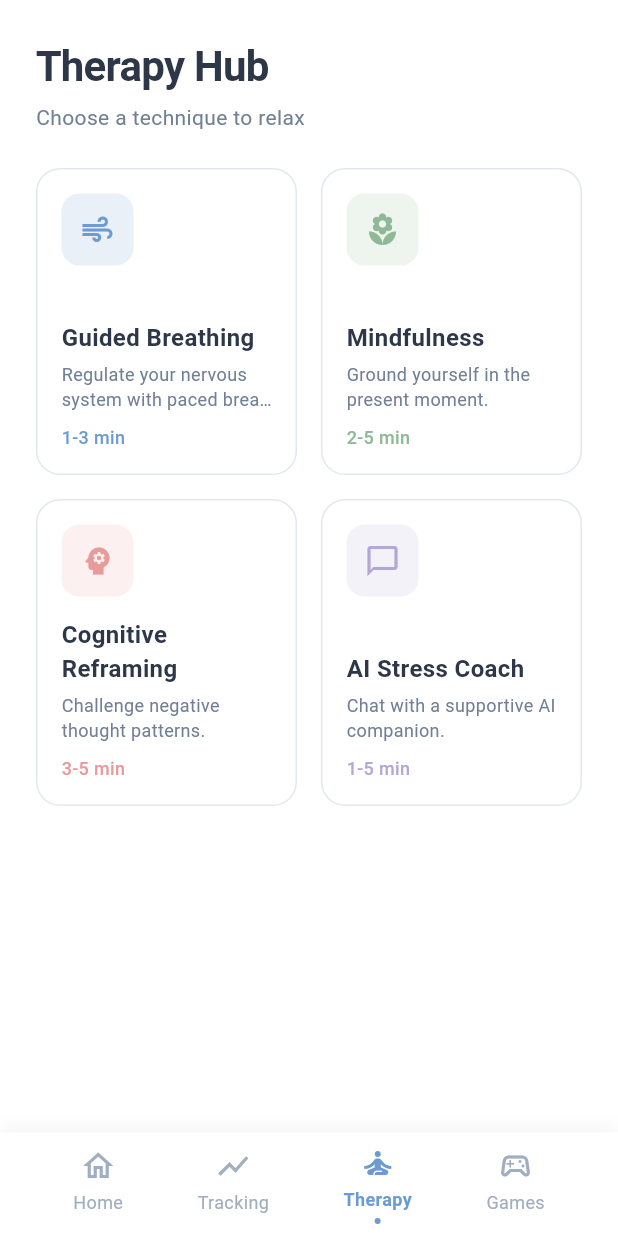
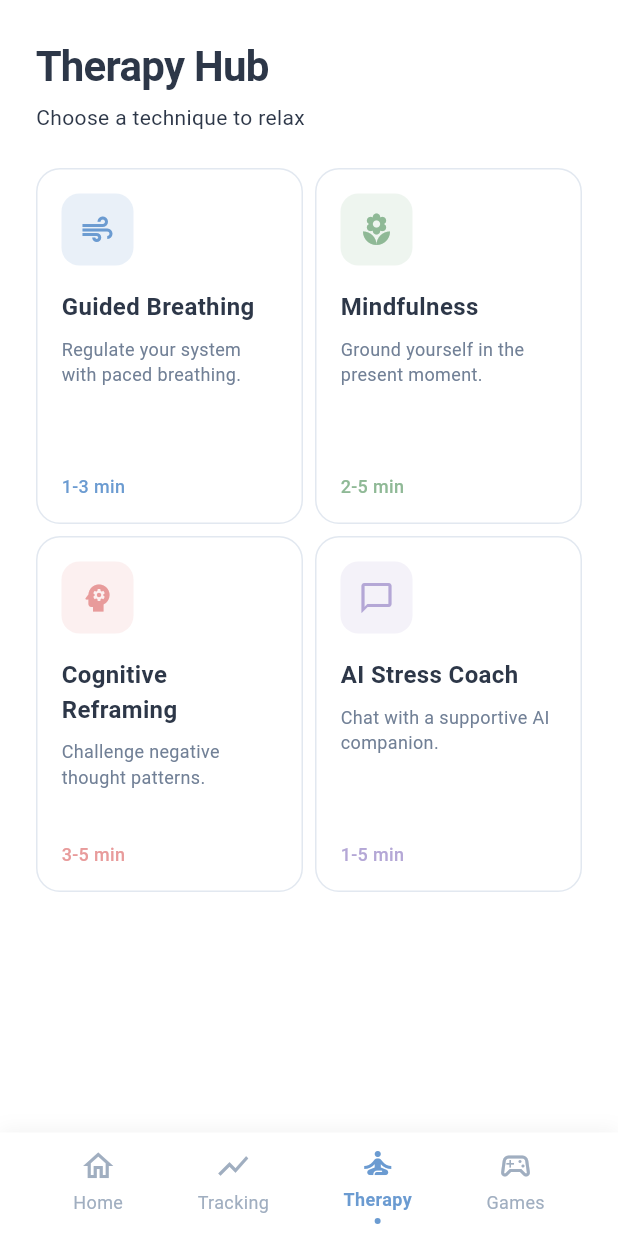
Before and after one commit to JHyeon0915/CalmTrace, a Flutter app: the screen it shows once a user with an empty profile is signed in, item 3 of the bottom bar chosen, on a phone screen of 412 x 824 dp. Run offline on Flutter 3.47's test engine with Material 3 defaults, Android fonts, the phone set to English and light mode, and no system bars; our stand-ins replace audioplayers, firebase_auth, firebase_core, flutter_dotenv, shared_preferences; accounts and stored records are empty; network calls fail; Roboto replaces fonts that are missing (SF Pro Display).

Commit message:
style: reflect feedback - font color

```diff
--- a/frontend/lib/screens/dashboard_screen.dart
+++ b/frontend/lib/screens/dashboard_screen.dart
@@ -183,12 +183,7 @@ class _DashboardScreenState extends State<DashboardScreen> {
           children: [
             Text('Hi, $name', style: AppTextStyles.h2),
             const SizedBox(height: 4),
-            Text(
-              'Ready to find your calm?',
-              style: AppTextStyles.bodyMedium.copyWith(
-                color: AppColors.textSecondary,
-              ),
-            ),
+            Text('Ready to find your calm?', style: AppTextStyles.bodyMedium),
           ],
         ),
         GestureDetector(
@@ -300,7 +295,7 @@ class _DashboardScreenState extends State<DashboardScreen> {
                   vertical: AppSpacing.xs,
                 ),
                 decoration: BoxDecoration(
-                  color: AppColors.stressLow.withOpacity(0.15),
+                  color: AppColors.stressLow.withValues(alpha: 0.15),
                   borderRadius: AppRadius.roundBorder,
                 ),
                 child: Text(
@@ -353,12 +348,6 @@ class _DashboardScreenState extends State<DashboardScreen> {
                         fontWeight: FontWeight.bold,
                       ),
                     ),
-                    Text(
-                      'Low Stress',
-                      style: AppTextStyles.bodyMedium.copyWith(
-                        color: AppColors.textSecondary,
-                      ),
-                    ),
                   ],
                 ),
               ],
@@ -368,16 +357,10 @@ class _DashboardScreenState extends State<DashboardScreen> {
           Row(
             mainAxisAlignment: MainAxisAlignment.spaceBetween,
             children: [
-              Text(
-                'AI Confidence',
-                style: AppTextStyles.bodySmall.copyWith(
-                  color: AppColors.textSecondary,
-                ),
-              ),
+              Text('AI Confidence', style: AppTextStyles.bodyMedium),
               Text(
                 '92 %',
-                style: AppTextStyles.bodySmall.copyWith(
-                  color: AppColors.textSecondary,
+                style: AppTextStyles.bodyMedium.copyWith(
                   fontWeight: FontWeight.w600,
                 ),
               ),
@@ -403,7 +386,7 @@ class _DashboardScreenState extends State<DashboardScreen> {
               Text(
                 'Trending down from yesterday',
                 style: AppTextStyles.bodySmall.copyWith(
-                  color: AppColors.textSecondary,
+                  color: AppColors.textPrimary,
                 ),
               ),
             ],
@@ -426,7 +409,7 @@ class _DashboardScreenState extends State<DashboardScreen> {
                   width: 24,
                   height: 24,
                   decoration: BoxDecoration(
-                    color: AppColors.primary.withOpacity(0.1),
+                    color: AppColors.primary.withValues(alpha: 0.1),
                     shape: BoxShape.circle,
                   ),
                   child: Icon(
@@ -510,7 +493,7 @@ class _DashboardScreenState extends State<DashboardScreen> {
               width: 40,
               height: 40,
               decoration: BoxDecoration(
-                color: iconColor.withOpacity(0.1),
+                color: iconColor.withValues(alpha: 0.1),
                 borderRadius: AppRadius.smBorder,
               ),
               child: Icon(icon, color: iconColor, size: 20),
@@ -578,16 +561,9 @@ class _DashboardScreenState extends State<DashboardScreen> {
               style: AppTextStyles.bodySmall,
               children: [
                 TextSpan(
-                  text: 'Try this: ',
-                  style: TextStyle(
-                    color: AppColors.stressLow,
-                    fontWeight: FontWeight.w600,
-                  ),
-                ),
-                TextSpan(
                   text:
                       'Digital overload contributes to mental fatigue and stress.',
-                  style: TextStyle(color: AppColors.textSecondary),
+                  style: AppTextStyles.bodySmall,
                 ),
               ],
             ),
--- a/frontend/lib/screens/games_screen.dart
+++ b/frontend/lib/screens/games_screen.dart
@@ -23,10 +23,8 @@ class GamesScreen extends StatelessWidget {
               Text('Relaxing Games', style: AppTextStyles.h2),
               const SizedBox(height: AppSpacing.xs),
               Text(
-                'Short sessions (≤ 5 min)',
-                style: AppTextStyles.bodyMedium.copyWith(
-                  color: AppColors.textSecondary,
-                ),
+                'Short games to relieve your stress (≤ 3 min)',
+                style: AppTextStyles.bodyMedium,
               ),
 
               const SizedBox(height: AppSpacing.lg),
--- a/frontend/lib/screens/therapy_hub_screen.dart
+++ b/frontend/lib/screens/therapy_hub_screen.dart
@@ -12,7 +12,7 @@ class TherapyHubScreen extends StatelessWidget {
     final therapies = [
       TherapyItem(
         title: 'Guided Breathing',
-        description: 'Regulate your nervous system with paced breathing.',
+        description: 'Regulate your system with paced breathing.',
         time: '1-3 min',
         icon: Icons.air,
         color: const Color(0xFF6B9BD1),
@@ -52,21 +52,16 @@ class TherapyHubScreen extends StatelessWidget {
           const SizedBox(height: AppSpacing.lg),
           Text('Therapy Hub', style: AppTextStyles.h2),
           const SizedBox(height: 4),
-          Text(
-            'Choose a technique to relax',
-            style: AppTextStyles.bodyMedium.copyWith(
-              color: AppColors.textSecondary,
-            ),
-          ),
+          Text('Choose a technique to relax', style: AppTextStyles.bodyMedium),
           const SizedBox(height: AppSpacing.lg),
           GridView.builder(
             shrinkWrap: true,
             physics: const NeverScrollableScrollPhysics(),
             gridDelegate: const SliverGridDelegateWithFixedCrossAxisCount(
               crossAxisCount: 2,
-              crossAxisSpacing: AppSpacing.md,
-              mainAxisSpacing: AppSpacing.md,
-              childAspectRatio: 0.85,
+              crossAxisSpacing: AppSpacing.sm,
+              mainAxisSpacing: AppSpacing.sm,
+              childAspectRatio: 0.75,
             ),
             itemCount: therapies.length,
             itemBuilder: (context, index) {
@@ -143,6 +138,10 @@ class TherapyCard extends StatelessWidget {
           border: Border.all(color: AppColors.border),
         ),
         child: Column(
+          mainAxisAlignment: MainAxisAlignment.spaceBetween,
+          crossAxisAlignment: CrossAxisAlignment.start,
+          children: [
+            Column(
               crossAxisAlignment: CrossAxisAlignment.start,
               children: [
                 Container(
@@ -154,23 +153,24 @@ class TherapyCard extends StatelessWidget {
                   ),
                   child: Icon(therapy.icon, color: therapy.color, size: 24),
                 ),
-            const Spacer(),
+                const SizedBox(height: AppSpacing.md),
                 Text(
                   therapy.title,
                   style: AppTextStyles.bodyLarge.copyWith(
                     fontWeight: FontWeight.w600,
                   ),
                 ),
-            const SizedBox(height: 4),
+                const SizedBox(height: 8),
                 Text(
                   therapy.description,
                   style: AppTextStyles.bodySmall.copyWith(
                     color: AppColors.textSecondary,
                   ),
-              maxLines: 2,
+                  maxLines: 3,
                   overflow: TextOverflow.ellipsis,
                 ),
-            const SizedBox(height: AppSpacing.sm),
+              ],
+            ),
             Text(
               therapy.time,
               style: AppTextStyles.labelSmall.copyWith(
```
Lines whose indentation alone changed are shown as unchanged.
